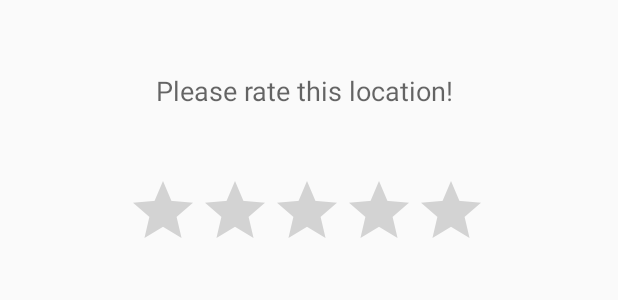
After one commit to chinmaymk23/LiveIdeal, an Android app: the layout dialog_feedback.xml on its own in the app's theme, with its tools: preview values and no code run, on a phone screen of 412 x 824 dp. The commit adds this screen. Shown: the top 300 px of the screen. Run offline under Robolectric (Android 15) with nearby library versions, the phone set to English and light mode, and no system bars.

Commit message:
Added feedback functionality

```diff
--- /dev/null
+++ b/app/src/main/res/layout/dialog_feedback.xml
@@ -0,0 +1,31 @@
+<?xml version="1.0" encoding="utf-8"?>
+<android.support.constraint.ConstraintLayout
+    xmlns:android="http://schemas.android.com/apk/res/android"
+    xmlns:app="http://schemas.android.com/apk/res-auto"
+    xmlns:tools="http://schemas.android.com/tools"
+    android:layout_width="match_parent"
+    android:layout_height="match_parent">
+
+    <RatingBar
+        android:id="@+id/ratingBar"
+        android:layout_width="wrap_content"
+        android:layout_height="wrap_content"
+        android:layout_marginTop="44dp"
+        app:layout_constraintEnd_toEndOf="parent"
+        app:layout_constraintHorizontal_bias="0.491"
+        app:layout_constraintStart_toStartOf="parent"
+        app:layout_constraintTop_toBottomOf="@+id/textView12" />
+
+    <TextView
+        android:id="@+id/textView12"
+        android:layout_width="wrap_content"
+        android:layout_height="wrap_content"
+        android:layout_marginTop="48dp"
+        android:text="Please rate this location!"
+        android:textAppearance="@style/TextAppearance.AppCompat.Medium"
+        app:layout_constraintEnd_toEndOf="parent"
+        app:layout_constraintHorizontal_bias="0.488"
+        app:layout_constraintStart_toStartOf="parent"
+        app:layout_constraintTop_toTopOf="parent" />
+
+</android.support.constraint.ConstraintLayout>
```
Also changed, not shown: app/src/main/java/com/sourcey/relocator/LocationActivity.java (+110 -77 lines).
